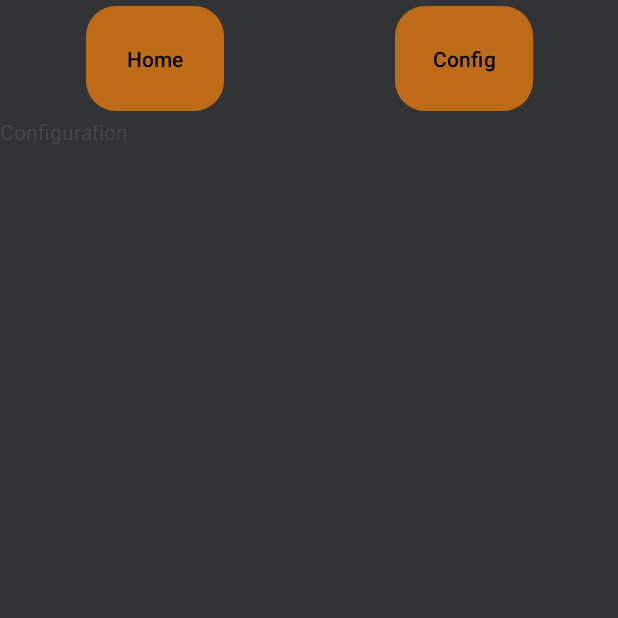
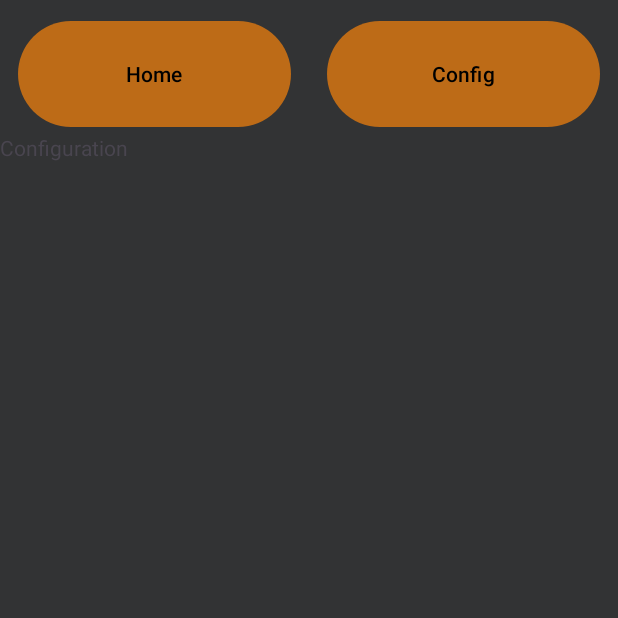
Before and after one commit to VTower/AcceptAFK, an Android app: the fragment ConfigFragment placed in its activity, on a phone screen of 412 x 824 dp, the top half of it. Run offline under Robolectric (Android 15) with nearby library versions, the phone set to English and light mode, and no system bars.

Commit message:
Format buttons and start implementation RecyclerView

```diff
--- a/app/build.gradle.kts
+++ b/app/build.gradle.kts
@@ -43,6 +43,7 @@ dependencies {
     implementation(libs.material)
     implementation(libs.androidx.activity)
     implementation(libs.androidx.constraintlayout)
+    implementation(libs.androidx.recyclerview)
     testImplementation(libs.junit)
     androidTestImplementation(libs.androidx.junit)
     androidTestImplementation(libs.androidx.espresso.core)
--- a/app/src/main/res/layout/activity_main.xml
+++ b/app/src/main/res/layout/activity_main.xml
@@ -12,32 +12,57 @@
         android:id="@+id/guideline_vertical"
         android:layout_width="wrap_content"
         android:layout_height="wrap_content"
+        android:layout_marginEnd="205dp"
         android:orientation="vertical"
-        app:layout_constraintGuide_percent="0.5" />
+        app:layout_constraintEnd_toEndOf="parent"
+        app:layout_constraintGuide_percent="0.5"
+        app:layout_constraintTop_toTopOf="parent" />
+
+    <androidx.constraintlayout.widget.Guideline
+        android:id="@+id/guideline_horizontal"
+        android:layout_width="wrap_content"
+        android:layout_height="wrap_content"
+        android:layout_marginEnd="205dp"
+        android:orientation="horizontal"
+        app:layout_constraintEnd_toEndOf="parent"
+        app:layout_constraintGuide_percent="0.12"
+        app:layout_constraintTop_toTopOf="parent" />
 
     <Button
         android:id="@+id/homeButton"
-        android:layout_width="92dp"
-        android:layout_height="78dp"
+        android:layout_width="0dp"
+        android:layout_height="0dp"
+        android:layout_marginStart="12dp"
+        android:layout_marginTop="10dp"
+        android:layout_marginEnd="12dp"
+        android:layout_marginBottom="10dp"
         android:text="@string/home"
         android:textColor="#000000"
         app:backgroundTint="#BD6B17"
-        app:cornerRadius="20dp"
+        app:cornerRadius="60dp"
+        app:layout_constraintBottom_toTopOf="@+id/guideline_horizontal"
         app:layout_constraintEnd_toStartOf="@id/guideline_vertical"
         app:layout_constraintStart_toStartOf="parent"
         app:layout_constraintTop_toTopOf="parent" />
 
     <Button
         android:id="@+id/configButton"
-        android:layout_width="92dp"
-        android:layout_height="78dp"
+        android:layout_width="0dp"
+        android:layout_height="0dp"
+        android:layout_marginStart="12dp"
+        android:layout_marginTop="10dp"
+        android:layout_marginEnd="12dp"
+        android:layout_marginBottom="10dp"
         android:text="@string/config"
         android:textColor="#000000"
         app:backgroundTint="#BD6B17"
-        app:cornerRadius="20dp"
+        app:cornerRadius="60dp"
+        app:layout_constraintBottom_toTopOf="@+id/guideline_horizontal"
         app:layout_constraintEnd_toEndOf="parent"
+        app:layout_constraintHorizontal_bias="0.345"
         app:layout_constraintStart_toStartOf="@+id/guideline_vertical"
-        app:layout_constraintTop_toTopOf="parent" />
+        app:layout_constraintTop_toTopOf="parent"
+        app:layout_constraintVertical_bias="0.0" />
 
     <FrameLayout
         android:id="@+id/frameLayout"
@@ -56,8 +81,10 @@
         android:layout_height="0dp"
         app:layout_constraintBottom_toBottomOf="parent"
         app:layout_constraintEnd_toEndOf="parent"
+        app:layout_constraintHorizontal_bias="0.0"
         app:layout_constraintStart_toStartOf="parent"
-        app:layout_constraintTop_toBottomOf="@+id/homeButton">
+        app:layout_constraintTop_toBottomOf="@+id/homeButton"
+        app:layout_constraintVertical_bias="1.0">
 
     </FrameLayout>
 
--- a/app/src/main/res/values/strings.xml
+++ b/app/src/main/res/values/strings.xml
@@ -3,7 +3,7 @@
     <string name="home">Home</string>
     <string name="config">Config</string>
     <!-- TODO: Remove or change this placeholder text -->
-    <string name="hello_fragmentHome">Homeer</string>
+    <string name="hello_fragmentHome">Home</string>
     <string name="hello_fragmentConfig">Configuration</string>
-
+    <string name="find_game">Find Game</string>
 </resources>
--- a/gradle/libs.versions.toml
+++ b/gradle/libs.versions.toml
@@ -9,6 +9,7 @@ appcompat = "1.6.1"
 material = "1.10.0"
 activity = "1.8.0"
 constraintlayout = "2.1.4"
+recyclerview = "1.4.0"
 
 [libraries]
 androidx-core-ktx = { group = "androidx.core", name = "core-ktx", version.ref = "coreKtx" }
@@ -19,6 +20,7 @@ androidx-appcompat = { group = "androidx.appcompat", name = "appcompat", version
 material = { group = "com.google.android.material", name = "material", version.ref = "material" }
 androidx-activity = { group = "androidx.activity", name = "activity", version.ref = "activity" }
 androidx-constraintlayout = { group = "androidx.constraintlayout", name = "constraintlayout", version.ref = "constraintlayout" }
+androidx-recyclerview = { group = "androidx.recyclerview", name = "recyclerview", version.ref = "recyclerview" }
 
 [plugins]
 android-application = { id = "com.android.application", version.ref = "agp" }
```
Also changed, not shown: app/src/main/java/com/vtower/acceptafk/fragment/HomeFragment.kt (+8 -0 lines), app/src/main/res/layout/fragment_home.xml (+37 -2 lines).
